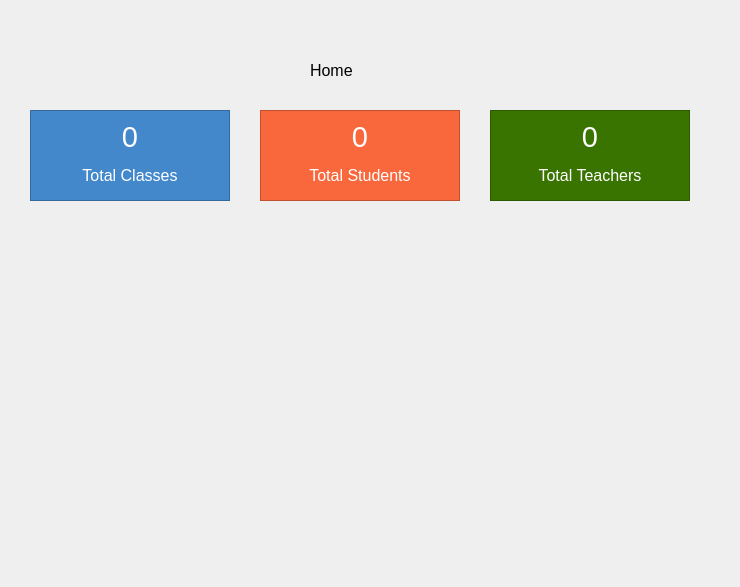
Before: the Qt Designer form pagehomeform.ui in thenewcoder/school-administration-system, drawn with Qt 5.
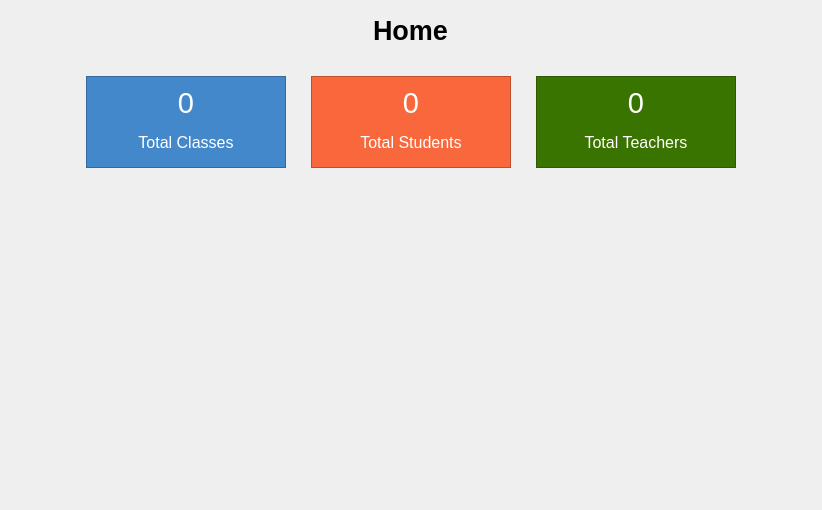
After: the same form once the commit is applied.

Diff of the .ui file:
```diff
--- a/pagehomeform.ui
+++ b/pagehomeform.ui
@@ -6,8 +6,8 @@
    <rect>
     <x>0</x>
     <y>0</y>
-    <width>740</width>
-    <height>587</height>
+    <width>822</width>
+    <height>510</height>
    </rect>
   </property>
   <property name="windowTitle">
@@ -33,39 +33,65 @@
 	color: white;
 }</string>
   </property>
-  <widget class="QLabel" name="label">
-   <property name="geometry">
-    <rect>
-     <x>310</x>
-     <y>40</y>
-     <width>201</width>
-     <height>61</height>
-    </rect>
+  <layout class="QVBoxLayout" name="verticalLayout_4">
+   <property name="spacing">
+    <number>30</number>
    </property>
+   <property name="topMargin">
+    <number>15</number>
+   </property>
+   <item alignment="Qt::AlignHCenter">
+    <widget class="QLabel" name="lblTitle">
    <property name="font">
     <font>
-     <pointsize>12</pointsize>
+       <pointsize>20</pointsize>
+       <weight>75</weight>
+       <bold>true</bold>
     </font>
    </property>
    <property name="text">
     <string>Home</string>
    </property>
   </widget>
+   </item>
+   <item>
+    <layout class="QHBoxLayout" name="horizontalLayout">
+     <property name="spacing">
+      <number>25</number>
+     </property>
+     <item>
+      <spacer name="horizontalSpacer">
+       <property name="orientation">
+        <enum>Qt::Horizontal</enum>
+       </property>
+       <property name="sizeHint" stdset="0">
+        <size>
+         <width>40</width>
+         <height>20</height>
+        </size>
+       </property>
+      </spacer>
+     </item>
+     <item>
   <widget class="QFrame" name="frClasses">
-   <property name="geometry">
-    <rect>
-     <x>30</x>
-     <y>110</y>
-     <width>200</width>
-     <height>91</height>
-    </rect>
-   </property>
    <property name="sizePolicy">
     <sizepolicy hsizetype="Fixed" vsizetype="Fixed">
      <horstretch>0</horstretch>
      <verstretch>0</verstretch>
     </sizepolicy>
    </property>
+       <property name="minimumSize">
+        <size>
+         <width>200</width>
+         <height>92</height>
+        </size>
+       </property>
+       <property name="maximumSize">
+        <size>
+         <width>200</width>
+         <height>92</height>
+        </size>
+       </property>
    <property name="frameShape">
     <enum>QFrame::StyledPanel</enum>
    </property>
@@ -105,21 +131,27 @@
     </item>
    </layout>
   </widget>
+     </item>
+     <item>
   <widget class="QFrame" name="frStudents">
-   <property name="geometry">
-    <rect>
-     <x>260</x>
-     <y>110</y>
-     <width>200</width>
-     <height>91</height>
-    </rect>
-   </property>
    <property name="sizePolicy">
     <sizepolicy hsizetype="Fixed" vsizetype="Fixed">
      <horstretch>0</horstretch>
      <verstretch>0</verstretch>
     </sizepolicy>
    </property>
+       <property name="minimumSize">
+        <size>
+         <width>200</width>
+         <height>92</height>
+        </size>
+       </property>
+       <property name="maximumSize">
+        <size>
+         <width>200</width>
+         <height>92</height>
+        </size>
+       </property>
    <property name="frameShape">
     <enum>QFrame::StyledPanel</enum>
    </property>
@@ -159,21 +191,27 @@
     </item>
    </layout>
   </widget>
+     </item>
+     <item>
   <widget class="QFrame" name="frTeachers">
-   <property name="geometry">
-    <rect>
-     <x>490</x>
-     <y>110</y>
-     <width>200</width>
-     <height>91</height>
-    </rect>
-   </property>
    <property name="sizePolicy">
     <sizepolicy hsizetype="Fixed" vsizetype="Fixed">
      <horstretch>0</horstretch>
      <verstretch>0</verstretch>
     </sizepolicy>
    </property>
+       <property name="minimumSize">
+        <size>
+         <width>200</width>
+         <height>92</height>
+        </size>
+       </property>
+       <property name="maximumSize">
+        <size>
+         <width>200</width>
+         <height>92</height>
+        </size>
+       </property>
    <property name="frameShape">
     <enum>QFrame::StyledPanel</enum>
    </property>
@@ -213,6 +251,36 @@
     </item>
    </layout>
   </widget>
+     </item>
+     <item>
+      <spacer name="horizontalSpacer_2">
+       <property name="orientation">
+        <enum>Qt::Horizontal</enum>
+       </property>
+       <property name="sizeHint" stdset="0">
+        <size>
+         <width>40</width>
+         <height>20</height>
+        </size>
+       </property>
+      </spacer>
+     </item>
+    </layout>
+   </item>
+   <item>
+    <spacer name="verticalSpacer">
+     <property name="orientation">
+      <enum>Qt::Vertical</enum>
+     </property>
+     <property name="sizeHint" stdset="0">
+      <size>
+       <width>20</width>
+       <height>336</height>
+      </size>
+     </property>
+    </spacer>
+   </item>
+  </layout>
  </widget>
  <resources/>
  <connections/>
```
Left out of the diff: 8 changed lines with no effect on the pictures. Lines whose indentation alone changed are shown as unchanged.
